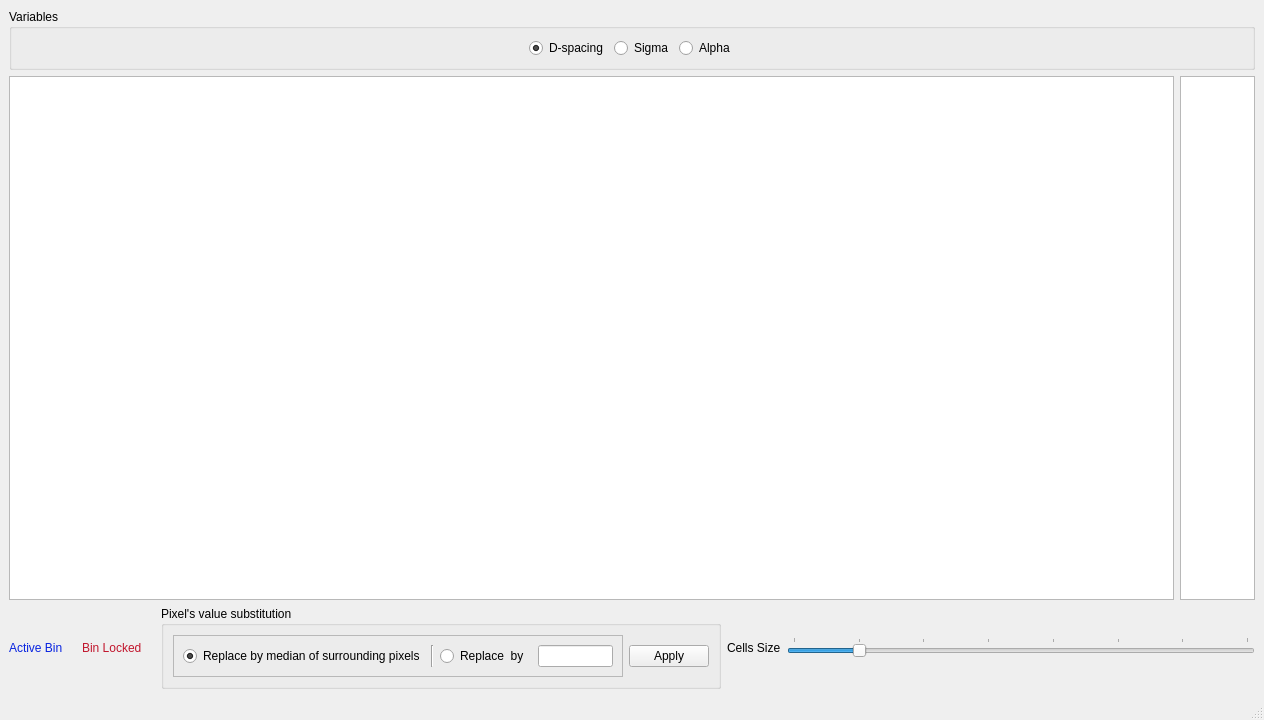
Before: the Qt Designer form ibeatles/ui/ui_fittingVariablesKropff.ui in ornlneutronimaging/iBeatles, drawn with Qt 5.
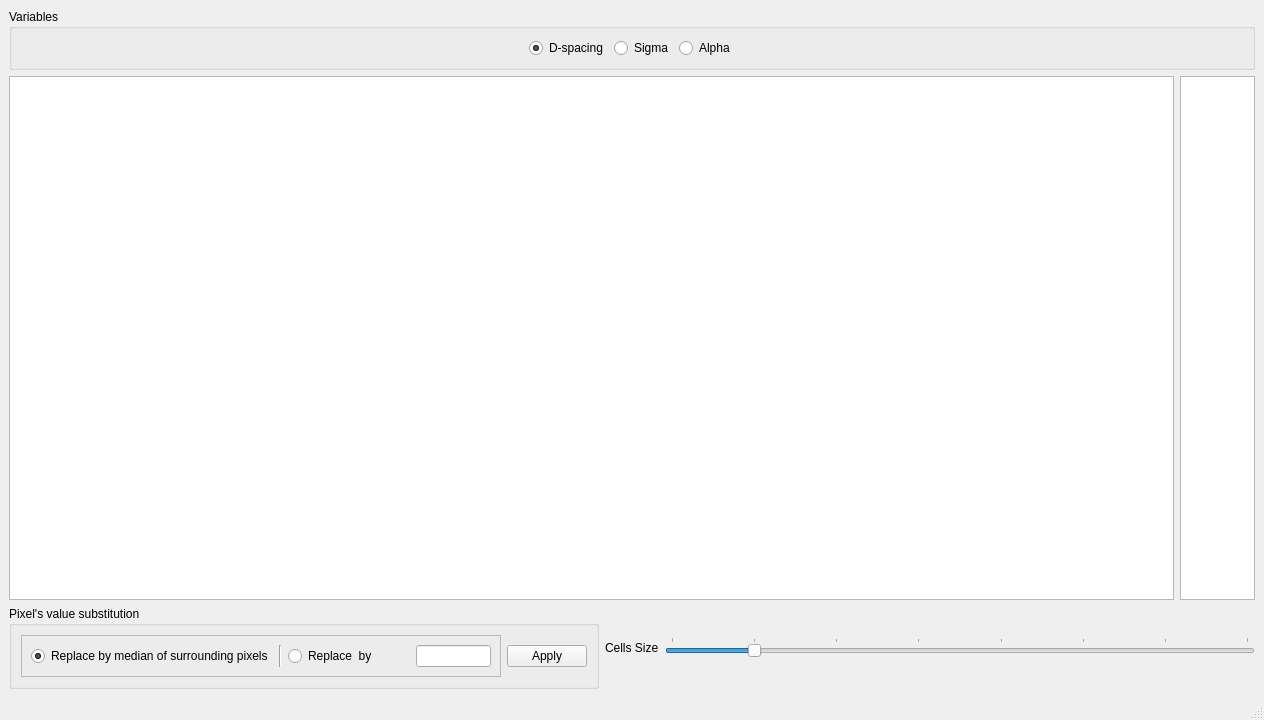
After: the same form once the commit is applied.

Commit message: bringing the right ui. this refs #159

```diff
--- a/ibeatles/ui/ui_fittingVariablesKropff.ui
+++ b/ibeatles/ui/ui_fittingVariablesKropff.ui
@@ -147,216 +147,6 @@
     </item>
     <item>
      <layout class="QHBoxLayout" name="horizontalLayout_5">
-      <item>
-       <widget class="QLabel" name="active_label">
-        <property name="palette">
-         <palette>
-          <active>
-           <colorrole role="WindowText">
-            <brush brushstyle="SolidPattern">
-             <color alpha="255">
-              <red>8</red>
-              <green>35</green>
-              <blue>224</blue>
-             </color>
-            </brush>
-           </colorrole>
-           <colorrole role="Light">
-            <brush brushstyle="SolidPattern">
-             <color alpha="255">
-              <red>13</red>
-              <green>142</green>
-              <blue>27</blue>
-             </color>
-            </brush>
-           </colorrole>
-           <colorrole role="Text">
-            <brush brushstyle="SolidPattern">
-             <color alpha="255">
-              <red>5</red>
-              <green>28</green>
-              <blue>209</blue>
-             </color>
-            </brush>
-           </colorrole>
-           <colorrole role="Base">
-            <brush brushstyle="SolidPattern">
-             <color alpha="255">
-              <red>15</red>
-              <green>146</green>
-              <blue>2</blue>
-             </color>
-            </brush>
-           </colorrole>
-           <colorrole role="Window">
-            <brush brushstyle="SolidPattern">
-             <color alpha="255">
-              <red>15</red>
-              <green>204</green>
-              <blue>13</blue>
-             </color>
-            </brush>
-           </colorrole>
-          </active>
-          <inactive>
-           <colorrole role="WindowText">
-            <brush brushstyle="SolidPattern">
-             <color alpha="255">
-              <red>8</red>
-              <green>35</green>
-              <blue>224</blue>
-             </color>
-            </brush>
-           </colorrole>
-           <colorrole role="Light">
-            <brush brushstyle="SolidPattern">
-             <color alpha="255">
-              <red>13</red>
-              <green>142</green>
-              <blue>27</blue>
-             </color>
-            </brush>
-           </colorrole>
-           <colorrole role="Text">
-            <brush brushstyle="SolidPattern">
-             <color alpha="255">
-              <red>5</red>
-              <green>28</green>
-              <blue>209</blue>
-             </color>
-            </brush>
-           </colorrole>
-           <colorrole role="Base">
-            <brush brushstyle="SolidPattern">
-             <color alpha="255">
-              <red>15</red>
-              <green>146</green>
-              <blue>2</blue>
-             </color>
-            </brush>
-           </colorrole>
-           <colorrole role="Window">
-            <brush brushstyle="SolidPattern">
-             <color alpha="255">
-              <red>15</red>
-              <green>204</green>
-              <blue>13</blue>
-             </color>
-            </brush>
-           </colorrole>
-          </inactive>
-          <disabled>
-           <colorrole role="WindowText">
-            <brush brushstyle="SolidPattern">
-             <color alpha="255">
-              <red>69</red>
-              <green>69</green>
-              <blue>69</blue>
-             </color>
-            </brush>
-           </colorrole>
-           <colorrole role="Light">
-            <brush brushstyle="SolidPattern">
-             <color alpha="255">
-              <red>13</red>
-              <green>142</green>
-              <blue>27</blue>
-             </color>
-            </brush>
-           </colorrole>
-           <colorrole role="Text">
-            <brush brushstyle="SolidPattern">
-             <color alpha="255">
-              <red>69</red>
-              <green>69</green>
-              <blue>69</blue>
-             </color>
-            </brush>
-           </colorrole>
-           <colorrole role="Base">
-            <brush brushstyle="SolidPattern">
-             <color alpha="255">
-              <red>15</red>
-              <green>204</green>
-              <blue>13</blue>
-             </color>
-            </brush>
-           </colorrole>
-           <colorrole role="Window">
-            <brush brushstyle="SolidPattern">
-             <color alpha="255">
-              <red>15</red>
-              <green>204</green>
-              <blue>13</blue>
-             </color>
-            </brush>
-           </colorrole>
-          </disabled>
-         </palette>
-        </property>
-        <property name="text">
-         <string>Active Bin</string>
-        </property>
-       </widget>
-      </item>
-      <item>
-       <widget class="QLabel" name="label_4">
-        <property name="text">
-         <string/>
-        </property>
-       </widget>
-      </item>
-      <item>
-       <widget class="QLabel" name="locked_label">
-        <property name="palette">
-         <palette>
-          <active>
-           <colorrole role="WindowText">
-            <brush brushstyle="SolidPattern">
-             <color alpha="255">
-              <red>193</red>
-              <green>22</green>
-              <blue>45</blue>
-             </color>
-            </brush>
-           </colorrole>
-          </active>
-          <inactive>
-           <colorrole role="WindowText">
-            <brush brushstyle="SolidPattern">
-             <color alpha="255">
-              <red>193</red>
-              <green>22</green>
-              <blue>45</blue>
-             </color>
-            </brush>
-           </colorrole>
-          </inactive>
-          <disabled>
-           <colorrole role="WindowText">
-            <brush brushstyle="SolidPattern">
-             <color alpha="255">
-              <red>69</red>
-              <green>69</green>
-              <blue>69</blue>
-             </color>
-            </brush>
-           </colorrole>
-          </disabled>
-         </palette>
-        </property>
-        <property name="text">
-         <string>Bin Locked</string>
-        </property>
-       </widget>
-      </item>
-      <item>
-       <widget class="QLabel" name="label_6">
-        <property name="text">
-         <string/>
-        </property>
-       </widget>
-      </item>
       <item>
        <widget class="QGroupBox" name="groupBox_2">
         <property name="title">
```
The commit also changes 3 other files.
